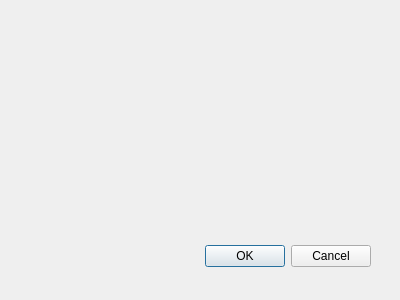
First picture: the form in checkprofile.ui, repository Shikhrrr/AttendanceManager, before the edit.
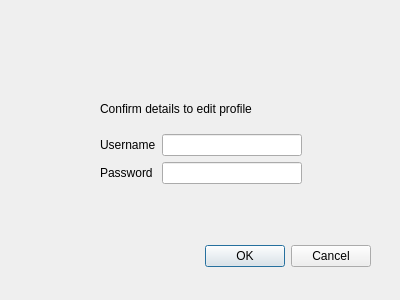
Second picture: the form after the edit.

```diff
--- a/checkprofile.ui
+++ b/checkprofile.ui
@@ -29,6 +29,49 @@
     <set>QDialogButtonBox::StandardButton::Cancel|QDialogButtonBox::StandardButton::Ok</set>
    </property>
   </widget>
+  <widget class="QWidget" name="">
+   <property name="geometry">
+    <rect>
+     <x>100</x>
+     <y>90</y>
+     <width>202</width>
+     <height>94</height>
+    </rect>
+   </property>
+   <layout class="QVBoxLayout" name="verticalLayout">
+    <item>
+     <widget class="QLabel" name="label_3">
+      <property name="text">
+       <string>Confirm details to edit profile</string>
+      </property>
+     </widget>
+    </item>
+    <item>
+     <layout class="QFormLayout" name="formLayout">
+      <item row="0" column="0">
+       <widget class="QLabel" name="label">
+        <property name="text">
+         <string>Username</string>
+        </property>
+       </widget>
+      </item>
+      <item row="0" column="1">
+       <widget class="QLineEdit" name="username"/>
+      </item>
+      <item row="1" column="0">
+       <widget class="QLabel" name="label_2">
+        <property name="text">
+         <string>Password</string>
+        </property>
+       </widget>
+      </item>
+      <item row="1" column="1">
+       <widget class="QLineEdit" name="password"/>
+      </item>
+     </layout>
+    </item>
+   </layout>
+  </widget>
  </widget>
  <resources/>
  <connections>
```
